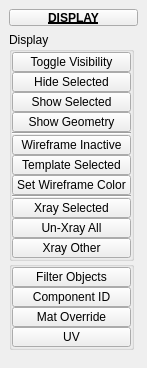
Qt form uitk/ui/3/display.ui (m3trik/tentacle) before a commit.
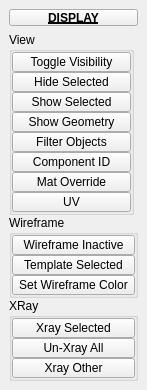
The same form after that commit. Custom widgets are drawn as their Qt base class.

What changed in the file:
```diff
--- a/uitk/ui/3/display.ui
+++ b/uitk/ui/3/display.ui
@@ -10,7 +10,7 @@
     <x>0</x>
     <y>0</y>
     <width>147</width>
-    <height>368</height>
+    <height>382</height>
    </rect>
   </property>
   <property name="minimumSize">
@@ -88,7 +88,7 @@
          </size>
         </property>
         <property name="title">
-         <string>Display</string>
+         <string>View</string>
         </property>
         <layout class="QVBoxLayout" name="verticalLayout_3">
          <property name="spacing">
@@ -183,18 +183,114 @@
           </widget>
          </item>
          <item>
-          <widget class="Line" name="line_2">
+          <widget class="QPushButton" name="b008">
            <property name="minimumSize">
             <size>
-             <width>111</width>
-             <height>0</height>
+             <width>0</width>
+             <height>20</height>
             </size>
            </property>
-           <property name="orientation">
-            <enum>Qt::Horizontal</enum>
+           <property name="maximumSize">
+            <size>
+             <width>999</width>
+             <height>20</height>
+            </size>
            </property>
+           <property name="text">
+            <string>Filter Objects</string>
+           </property>
           </widget>
          </item>
+         <item>
+          <widget class="QPushButton" name="b011">
+           <property name="minimumSize">
+            <size>
+             <width>0</width>
+             <height>20</height>
+            </size>
+           </property>
+           <property name="maximumSize">
+            <size>
+             <width>999</width>
+             <height>20</height>
+            </size>
+           </property>
+           <property name="text">
+            <string>Component ID</string>
+           </property>
+          </widget>
+         </item>
+         <item>
+          <widget class="QPushButton" name="b009">
+           <property name="minimumSize">
+            <size>
+             <width>0</width>
+             <height>20</height>
+            </size>
+           </property>
+           <property name="maximumSize">
+            <size>
+             <width>999</width>
+             <height>20</height>
+            </size>
+           </property>
+           <property name="toolTip">
+            <string>Material Override</string>
+           </property>
+           <property name="text">
+            <string>Mat Override</string>
+           </property>
+          </widget>
+         </item>
+         <item>
+          <widget class="QPushButton" name="chk000">
+           <property name="minimumSize">
+            <size>
+             <width>0</width>
+             <height>20</height>
+            </size>
+           </property>
+           <property name="maximumSize">
+            <size>
+             <width>999</width>
+             <height>20</height>
+            </size>
+           </property>
+           <property name="toolTip">
+            <string>Material Override: Override with UV checker</string>
+           </property>
+           <property name="text">
+            <string>UV</string>
+           </property>
+           <property name="checkable">
+            <bool>true</bool>
+           </property>
+          </widget>
+         </item>
+        </layout>
+       </widget>
+      </item>
+      <item>
+       <widget class="QGroupBox" name="Wireframe">
+        <property name="title">
+         <string>Wireframe</string>
+        </property>
+        <layout class="QVBoxLayout" name="verticalLayout_6">
+         <property name="spacing">
+          <number>0</number>
+         </property>
+         <property name="leftMargin">
+          <number>0</number>
+         </property>
+         <property name="topMargin">
+          <number>0</number>
+         </property>
+         <property name="rightMargin">
+          <number>0</number>
+         </property>
+         <property name="bottomMargin">
+          <number>0</number>
+         </property>
          <item>
           <widget class="QPushButton" name="b012">
            <property name="minimumSize">
@@ -258,19 +354,30 @@
            </property>
           </widget>
          </item>
-         <item>
-          <widget class="Line" name="line_3">
-           <property name="minimumSize">
-            <size>
-             <width>111</width>
-             <height>0</height>
-            </size>
-           </property>
-           <property name="orientation">
-            <enum>Qt::Horizontal</enum>
-           </property>
-          </widget>
-         </item>
+        </layout>
+       </widget>
+      </item>
+      <item>
+       <widget class="QGroupBox" name="XRay">
+        <property name="title">
+         <string>XRay</string>
+        </property>
+        <layout class="QVBoxLayout" name="verticalLayout_5">
+         <property name="spacing">
+          <number>0</number>
+         </property>
+         <property name="leftMargin">
+          <number>0</number>
+         </property>
+         <property name="topMargin">
+          <number>0</number>
+         </property>
+         <property name="rightMargin">
+          <number>0</number>
+         </property>
+         <property name="bottomMargin">
+          <number>0</number>
+         </property>
          <item>
           <widget class="QPushButton" name="b005">
            <property name="minimumSize">
@@ -331,127 +438,6 @@
         </layout>
        </widget>
       </item>
-      <item>
-       <widget class="QGroupBox" name="groupBox">
-        <property name="minimumSize">
-         <size>
-          <width>125</width>
-          <height>0</height>
-         </size>
-        </property>
-        <property name="maximumSize">
-         <size>
-          <width>125</width>
-          <height>999</height>
-         </size>
-        </property>
-        <property name="title">
-         <string/>
-        </property>
-        <layout class="QVBoxLayout" name="verticalLayout_4">
-         <property name="spacing">
-          <number>0</number>
-         </property>
-         <property name="leftMargin">
-          <number>0</number>
-         </property>
-         <property name="topMargin">
-          <number>0</number>
-         </property>
-         <property name="rightMargin">
-          <number>0</number>
-         </property>
-         <property name="bottomMargin">
-          <number>0</number>
-         </property>
-         <item>
-          <widget class="QPushButton" name="b008">
-           <property name="minimumSize">
-            <size>
-             <width>0</width>
-             <height>20</height>
-            </size>
-           </property>
-           <property name="maximumSize">
-            <size>
-             <width>999</width>
-             <height>20</height>
-            </size>
-           </property>
-           <property name="text">
-            <string>Filter Objects</string>
-           </property>
-          </widget>
-         </item>
-         <item>
-          <widget class="QPushButton" name="b011">
-           <property name="minimumSize">
-            <size>
-             <width>0</width>
-             <height>20</height>
-            </size>
-           </property>
-           <property name="maximumSize">
-            <size>
-             <width>999</width>
-             <height>20</height>
-            </size>
-           </property>
-           <property name="text">
-            <string>Component ID</string>
-           </property>
-          </widget>
-         </item>
-         <item>
-          <widget class="QPushButton" name="b009">
-           <property name="minimumSize">
-            <size>
-             <width>0</width>
-             <height>20</height>
-            </size>
-           </property>
-           <property name="maximumSize">
-            <size>
-             <width>999</width>
-             <height>20</height>
-            </size>
-           </property>
-           <property name="toolTip">
-            <string>Material Override</string>
-           </property>
-           <property name="text">
-            <string>Mat Override</string>
-           </property>
-          </widget>
-         </item>
-         <item>
-          <widget class="QPushButton" name="chk000">
-           <property name="minimumSize">
-            <size>
-             <width>0</width>
-             <height>20</height>
-            </size>
-           </property>
-           <property name="maximumSize">
-            <size>
-             <width>999</width>
-             <height>20</height>
-            </size>
-           </property>
-           <property name="toolTip">
-            <string>Material Override: Override with UV checker</string>
-           </property>
-           <property name="text">
-            <string>UV</string>
-           </property>
-           <property name="checkable">
-            <bool>true</bool>
-           </property>
-          </widget>
-         </item>
-        </layout>
-       </widget>
-      </item>
       <item>
        <spacer name="verticalSpacer">
         <property name="orientation">
```
